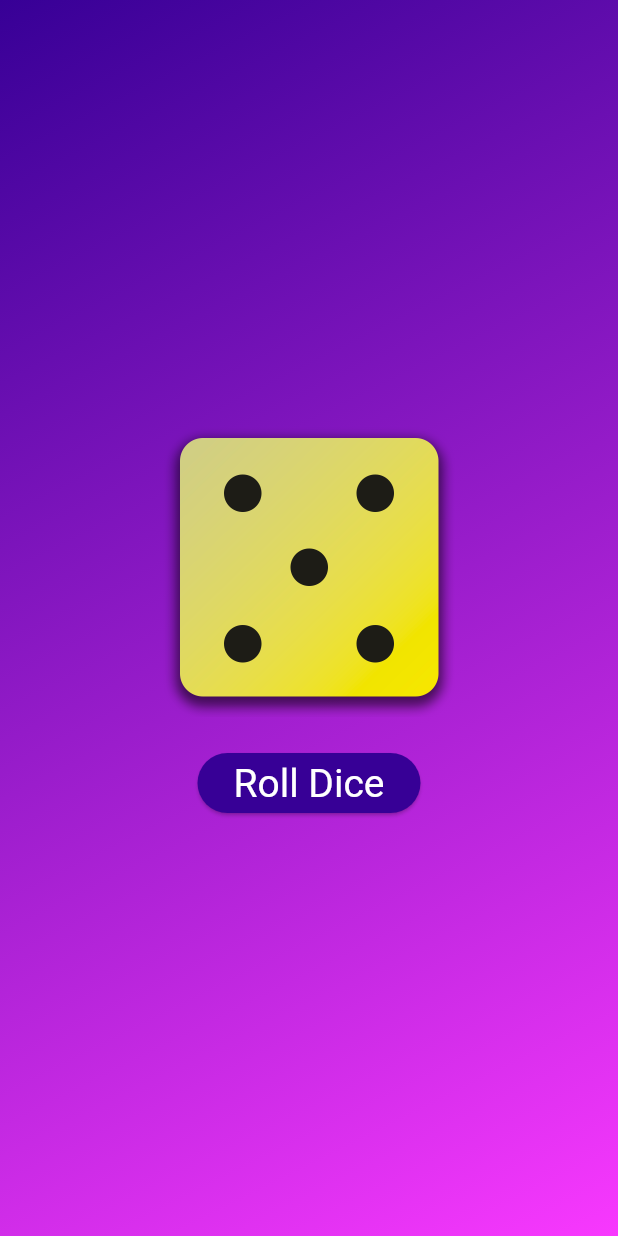
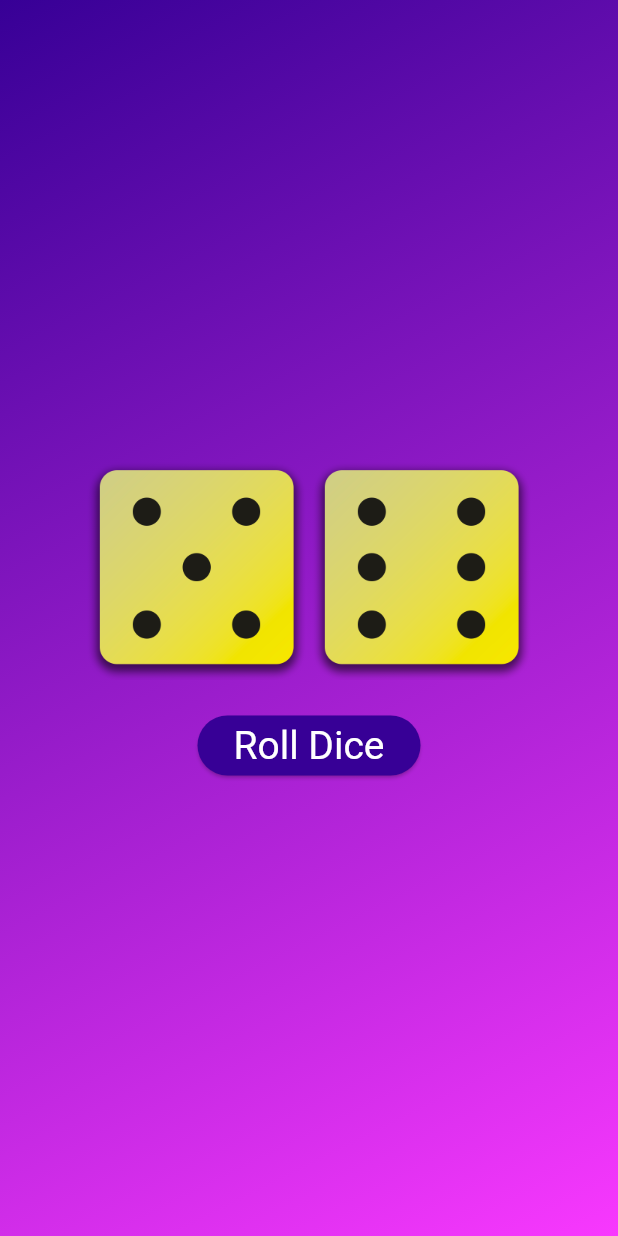
Before and after one commit to jhnnyk/dice_roller, a Flutter app: the screen it shows after launch, after a tap on "Roll Dice", on a phone screen of 412 x 824 dp. Run offline on Flutter 3.47's test engine with Material 3 defaults, Android fonts, the phone set to English and light mode, and no system bars.

Commit message:
adding a second die

```diff
--- a/lib/dice_roller.dart
+++ b/lib/dice_roller.dart
@@ -13,11 +13,13 @@ class DiceRoller extends StatefulWidget {
 }
 
 class _DiceRollerState extends State<DiceRoller> {
-  var currentDiceRoll = 2;
+  var currentDiceRoll1 = 1;
+  var currentDiceRoll2 = 2;
 
   void rollDice() {
     setState(() {
-      currentDiceRoll = randomizer.nextInt(6) + 1;
+      currentDiceRoll1 = randomizer.nextInt(6) + 1;
+      currentDiceRoll2 = randomizer.nextInt(6) + 1;
     });
   }
 
@@ -28,9 +30,18 @@ class _DiceRollerState extends State<DiceRoller> {
       // the Center widget can still center it vertically
       mainAxisSize: MainAxisSize.min,
       children: [
-        Image.asset(
-          'assets/images/dice-$currentDiceRoll.png',
-          width: 200,
+        Row(
+          mainAxisAlignment: MainAxisAlignment.center,
+          children: [
+            Image.asset(
+              'assets/images/dice-$currentDiceRoll1.png',
+              width: 150,
+            ),
+            Image.asset(
+              'assets/images/dice-$currentDiceRoll2.png',
+              width: 150,
+            ),
+          ],
         ),
         const SizedBox(height: 20),
         ElevatedButton(
```
